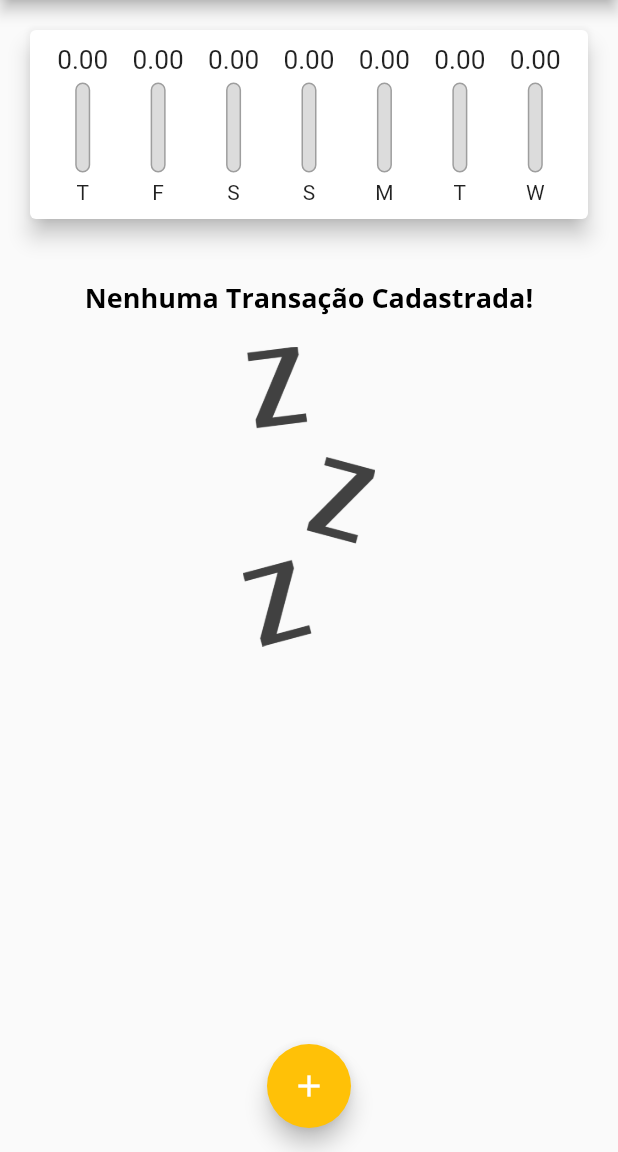
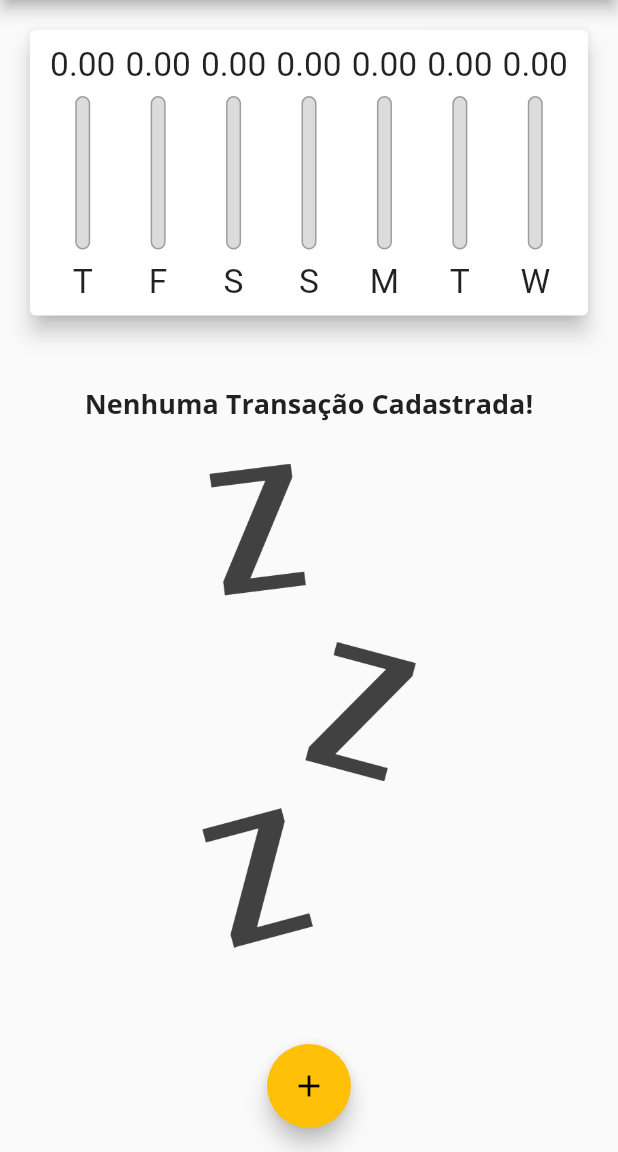
Before and after one commit to mguib/personal-expenses, a Flutter app: the screen it shows after launch, on a phone screen of 412 x 824 dp, the part 84-1236 px from its top. Run offline on Flutter 3.47's test engine with Material 2 defaults, Android fonts, the phone set to English and light mode, and no system bars.

Commit message:
feat: adicionando modo paisagem

```diff
--- a/lib/components/chart_bar.dart
+++ b/lib/components/chart_bar.dart
@@ -1,33 +1,34 @@
 import 'package:flutter/material.dart';
+import 'package:flutter/rendering.dart';
 
 class ChartBar extends StatelessWidget {
   final String? label;
   final double? value;
   final double? percentage;
 
-  const ChartBar({
+  ChartBar({
     this.label,
     this.value,
     this.percentage,
-    Key? key,
-  }) : super(key: key);
-
-
-
+  });
 
   @override
   Widget build(BuildContext context) {
+    return LayoutBuilder(
+      builder: (ctx, constraints) {
         return Column(
-      children: [
+          children: <Widget>[
             Container(
-          height: 20,
+              height: constraints.maxHeight * 0.15,
               child: FittedBox(
-            child: Text('${value!.toStringAsFixed(2)}')
+                child: Text(
+                  '${value?.toStringAsFixed(2)}',
                 ),
               ),
-        const SizedBox(height: 5),
-        SizedBox(
-          height: 60,
+            ),
+            SizedBox(height: constraints.maxHeight * 0.05),
+            Container(
+              height: constraints.maxHeight * 0.6,
               width: 10,
               child: Stack(
                 alignment: Alignment.bottomCenter,
@@ -38,7 +39,7 @@ class ChartBar extends StatelessWidget {
                         color: Colors.grey,
                         width: 1.0,
                       ),
-                  color: const Color.fromRGBO(220, 220, 220, 1),
+                      color: Color.fromRGBO(220, 220, 220, 1),
                       borderRadius: BorderRadius.circular(5),
                     ),
                   ),
@@ -46,7 +47,7 @@ class ChartBar extends StatelessWidget {
                     heightFactor: percentage,
                     child: Container(
                       decoration: BoxDecoration(
-                    color: Theme.of(context).colorScheme.primary,
+                        color: Theme.of(context).primaryColor,
                         borderRadius: BorderRadius.circular(5),
                       ),
                     ),
@@ -54,9 +55,16 @@ class ChartBar extends StatelessWidget {
                 ],
               ),
             ),
-        const SizedBox(height: 5),
-        Text(label!),
+            SizedBox(height: constraints.maxHeight * 0.05),
+            Container(
+              height: constraints.maxHeight * 0.15,
+              child: FittedBox(
+                child: Text(label.toString()),
+              ),
+            ),
           ],
+        );
+      },
     );
   }
 }
--- a/lib/components/transacrion_list.dart
+++ b/lib/components/transacrion_list.dart
@@ -11,25 +11,27 @@ class TransactionList extends StatelessWidget {
 
   @override
   Widget build(BuildContext context) {
-    return Container(
-      height: 400,
-      child: transactions.isEmpty
-          ? Column(
+    return transactions.isEmpty
+        ? LayoutBuilder(
+            builder: (ctx, constraints) {
+              return Column(
                 children: [
-                const SizedBox(height: 20),
+                  SizedBox(height: constraints.maxHeight * 0.05),
                   Text(
                     'Nenhuma Transação Cadastrada!',
                     style: Theme.of(context).textTheme.headline6,
                   ),
-                const SizedBox(height: 20),
+                  SizedBox(height: constraints.maxHeight * 0.05),
                   SizedBox(
-                  height: 200,
+                    height: constraints.maxHeight * 0.6,
                     child: Image.asset(
                       'assets/images/waiting.png',
                       fit: BoxFit.cover,
                     ),
                   ),
                 ],
+              );
+            },
           )
         : ListView.builder(
             itemCount: transactions.length,
@@ -72,7 +74,6 @@ class TransactionList extends StatelessWidget {
                 ),
               );
             },
-            ),
           );
   }
 }
--- a/lib/main.dart
+++ b/lib/main.dart
@@ -1,4 +1,3 @@
-import 'package:flutter/cupertino.dart';
 import 'package:flutter/material.dart';
 
 import 'dart:math';
@@ -10,35 +9,32 @@ import 'models/transaction.dart';
 main() => runApp(ExpensesApp());
 
 class ExpensesApp extends StatelessWidget {
-  ExpensesApp({Key? key}) : super(key: key);
-  final ThemeData tema = ThemeData();
-
   @override
   Widget build(BuildContext context) {
     return MaterialApp(
-      home: const MyHomePage(),
-      theme: tema.copyWith(
-        colorScheme: tema.colorScheme.copyWith(
-          primary: Colors.purple,
-          secondary: Colors.amber,
-        ),
-        textTheme: tema.textTheme.copyWith(
-          headline6: const TextStyle(
+      home: MyHomePage(),
+      theme: ThemeData(
+        primarySwatch: Colors.purple,
+        accentColor: Colors.amber,
+        fontFamily: 'Quicksand',
+        textTheme: ThemeData.light().textTheme.copyWith(
+              headline6: TextStyle(
                 fontFamily: 'OpenSans',
                 fontSize: 18,
                 fontWeight: FontWeight.bold,
-            color: Colors.black,
               ),
-          button: const TextStyle(
+              button: TextStyle(
                 color: Colors.white,
                 fontWeight: FontWeight.bold,
               ),
             ),
-        appBarTheme: const AppBarTheme(
-          titleTextStyle: TextStyle(
+        appBarTheme: AppBarTheme(
+          textTheme: ThemeData.light().textTheme.copyWith(
+                headline6: TextStyle(
                   fontFamily: 'OpenSans',
                   fontSize: 20,
                   fontWeight: FontWeight.bold,
+                ),
               ),
         ),
       ),
@@ -47,19 +43,18 @@ class ExpensesApp extends StatelessWidget {
 }
 
 class MyHomePage extends StatefulWidget {
-  const MyHomePage({Key? key}) : super(key: key);
-
   @override
-  State<MyHomePage> createState() => _MyHomePageState();
+  _MyHomePageState createState() => _MyHomePageState();
 }
 
 class _MyHomePageState extends State<MyHomePage> {
   final List<Transaction> _transactions = [];
+  bool _showChart = false;
 
   List<Transaction> get _recentTransactions {
     return _transactions.where((tr) {
       return tr.date.isAfter(DateTime.now().subtract(
-        const Duration(days: 7),
+        Duration(days: 7),
       ));
     }).toList();
   }
@@ -79,7 +74,7 @@ class _MyHomePageState extends State<MyHomePage> {
     Navigator.of(context).pop();
   }
 
-  _removeTransaction(String id) {
+  _deleteTransaction(String id) {
     setState(() {
       _transactions.removeWhere((tr) => tr.id == id);
     });
@@ -96,27 +91,53 @@ class _MyHomePageState extends State<MyHomePage> {
 
   @override
   Widget build(BuildContext context) {
+    bool isLandsCape =
+        MediaQuery.of(context).orientation == Orientation.landscape;
+
+    final appBar = AppBar(
+      title: Text('Despesas Pessoais'),
+      actions: <Widget>[
+        if (isLandsCape)
+          IconButton(
+            icon: Icon(_showChart ? Icons.list : Icons.show_chart),
+            onPressed: () => {
+              setState(() {
+                _showChart = !_showChart;
+              })
+            },
+          ),
+        IconButton(
+          icon: Icon(Icons.add),
+          onPressed: () => _openTransactionFormModal(context),
+        )
+      ],
+    );
+
+    final availableHeight = MediaQuery.of(context).size.height -
+        appBar.preferredSize.height -
+        MediaQuery.of(context).padding.top;
+
     return Scaffold(
-      appBar: AppBar(
-        title: const Text('Despesas Pessoais'),
-        actions: [
-          IconButton(
-            icon: const Icon(Icons.add),
-            onPressed: () => _openTransactionFormModal(context),
-          ),
-        ],
-      ),
+      appBar: appBar,
       body: SingleChildScrollView(
         child: Column(
           crossAxisAlignment: CrossAxisAlignment.stretch,
-          children: [
-            Chart(_recentTransactions),
-            TransactionList(_transactions, _removeTransaction),
+          children: <Widget>[
+            if (_showChart || !isLandsCape)
+              Container(
+                height: availableHeight * (isLandsCape ? 0.6 : 0.3),
+                child: Chart(_recentTransactions),
+              ),
+            if (!_showChart || !isLandsCape)
+              Container(
+                height: availableHeight * 0.70,
+                child: TransactionList(_transactions, _deleteTransaction),
+              ),
           ],
         ),
       ),
       floatingActionButton: FloatingActionButton(
-        child: const Icon(Icons.add),
+        child: Icon(Icons.add),
         onPressed: () => _openTransactionFormModal(context),
       ),
       floatingActionButtonLocation: FloatingActionButtonLocation.centerFloat,
```
Lines whose indentation alone changed are shown as unchanged.
